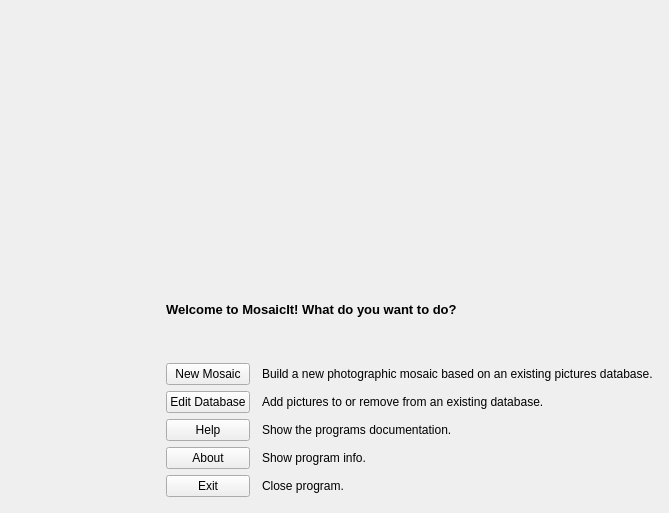
First picture: the form in mainwindow.ui, repository seanet7or/mosaicit, before the edit.
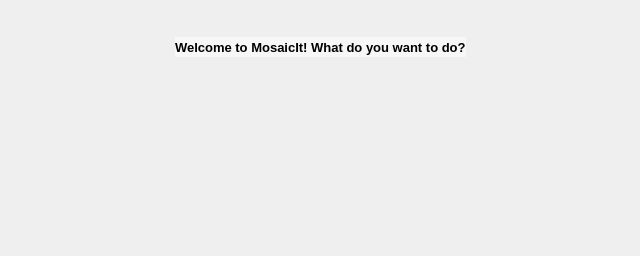
Second picture: the form after the edit. Icons and pictures are not drawn. Custom widgets are drawn as their Qt base class.

```diff
--- a/mainwindow.ui
+++ b/mainwindow.ui
@@ -6,16 +6,22 @@
    <rect>
     <x>0</x>
     <y>0</y>
-    <width>669</width>
-    <height>513</height>
+    <width>640</width>
+    <height>256</height>
    </rect>
   </property>
   <property name="sizePolicy">
-   <sizepolicy hsizetype="Preferred" vsizetype="Preferred">
+   <sizepolicy hsizetype="Fixed" vsizetype="Fixed">
     <horstretch>0</horstretch>
     <verstretch>0</verstretch>
    </sizepolicy>
   </property>
+  <property name="maximumSize">
+   <size>
+    <width>640</width>
+    <height>256</height>
+   </size>
+  </property>
   <property name="windowTitle">
    <string>MosaicIt!</string>
   </property>
@@ -28,6 +34,9 @@
   </property>
   <widget class="QWidget" name="centralWidget">
    <layout class="QVBoxLayout" name="verticalLayout">
+    <property name="spacing">
+     <number>0</number>
+    </property>
     <property name="leftMargin">
      <number>0</number>
     </property>
@@ -41,73 +50,22 @@
      <number>0</number>
     </property>
     <item>
-     <widget class="QLabel" name="logo_label">
-      <property name="minimumSize">
-       <size>
-        <width>640</width>
-        <height>256</height>
-       </size>
-      </property>
-      <property name="maximumSize">
-       <size>
-        <width>640</width>
-        <height>256</height>
-       </size>
-      </property>
-      <property name="text">
-       <string/>
-      </property>
-     </widget>
-    </item>
-    <item>
-     <spacer name="verticalSpacer_2">
+     <spacer name="verticalSpacer_3">
       <property name="orientation">
        <enum>Qt::Vertical</enum>
       </property>
       <property name="sizeHint" stdset="0">
        <size>
         <width>20</width>
-        <height>40</height>
+        <height>1</height>
        </size>
       </property>
      </spacer>
     </item>
     <item>
      <layout class="QGridLayout" name="gridLayout">
-      <property name="leftMargin">
-       <number>16</number>
-      </property>
-      <property name="topMargin">
-       <number>0</number>
-      </property>
-      <property name="rightMargin">
-       <number>16</number>
-      </property>
-      <property name="bottomMargin">
-       <number>16</number>
-      </property>
-      <item row="6" column="1">
-       <widget class="QPushButton" name="aboutButton">
-        <property name="text">
-         <string>About</string>
-        </property>
-        <property name="autoDefault">
-         <bool>true</bool>
-        </property>
-       </widget>
-      </item>
-      <item row="7" column="1">
-       <widget class="QPushButton" name="exitButton">
-        <property name="text">
-         <string>Exit</string>
-        </property>
-        <property name="autoDefault">
-         <bool>true</bool>
-        </property>
-       </widget>
-      </item>
-      <item row="3" column="0">
-       <spacer name="horizontalSpacer">
+      <item row="0" column="3">
+       <spacer name="horizontalSpacer_2">
         <property name="orientation">
          <enum>Qt::Horizontal</enum>
         </property>
@@ -119,8 +77,72 @@
         </property>
        </spacer>
       </item>
-      <item row="0" column="1" colspan="3">
+      <item row="0" column="1" colspan="2">
        <widget class="QLabel" name="label">
+        <property name="palette">
+         <palette>
+          <active>
+           <colorrole role="Base">
+            <brush brushstyle="SolidPattern">
+             <color alpha="255">
+              <red>255</red>
+              <green>255</green>
+              <blue>255</blue>
+             </color>
+            </brush>
+           </colorrole>
+           <colorrole role="Window">
+            <brush brushstyle="SolidPattern">
+             <color alpha="128">
+              <red>255</red>
+              <green>255</green>
+              <blue>255</blue>
+             </color>
+            </brush>
+           </colorrole>
+          </active>
+          <inactive>
+           <colorrole role="Base">
+            <brush brushstyle="SolidPattern">
+             <color alpha="255">
+              <red>255</red>
+              <green>255</green>
+              <blue>255</blue>
+             </color>
+            </brush>
+           </colorrole>
+           <colorrole role="Window">
+            <brush brushstyle="SolidPattern">
+             <color alpha="128">
+              <red>255</red>
+              <green>255</green>
+              <blue>255</blue>
+             </color>
+            </brush>
+           </colorrole>
+          </inactive>
+          <disabled>
+           <colorrole role="Base">
+            <brush brushstyle="SolidPattern">
+             <color alpha="128">
+              <red>255</red>
+              <green>255</green>
+              <blue>255</blue>
+             </color>
+            </brush>
+           </colorrole>
+           <colorrole role="Window">
+            <brush brushstyle="SolidPattern">
+             <color alpha="128">
+              <red>255</red>
+              <green>255</green>
+              <blue>255</blue>
+             </color>
+            </brush>
+           </colorrole>
+          </disabled>
+         </palette>
+        </property>
         <property name="font">
          <font>
           <pointsize>10</pointsize>
@@ -128,98 +150,133 @@
           <bold>true</bold>
          </font>
         </property>
+        <property name="autoFillBackground">
+         <bool>true</bool>
+        </property>
+        <property name="frameShape">
+         <enum>QFrame::NoFrame</enum>
+        </property>
         <property name="lineWidth">
          <number>0</number>
         </property>
         <property name="text">
          <string>Welcome to MosaicIt! What do you want to do?</string>
         </property>
-       </widget>
-      </item>
-      <item row="3" column="1">
-       <widget class="QPushButton" name="newMosaicButton">
-        <property name="text">
-         <string>New Mosaic</string>
+        <property name="margin">
+         <number>16</number>
         </property>
-        <property name="autoDefault">
-         <bool>true</bool>
-        </property>
        </widget>
       </item>
-      <item row="4" column="1">
-       <widget class="QPushButton" name="editDatabaseButton">
-        <property name="text">
-         <string>Edit Database</string>
-        </property>
-        <property name="autoDefault">
-         <bool>true</bool>
-        </property>
-       </widget>
+      <item row="3" column="0" colspan="4">
+       <layout class="QHBoxLayout" name="horizontalLayout">
+        <item>
+         <spacer name="horizontalSpacer">
+          <property name="orientation">
+           <enum>Qt::Horizontal</enum>
+          </property>
+          <property name="sizeHint" stdset="0">
+           <size>
+            <width>40</width>
+            <height>20</height>
+           </size>
+          </property>
+         </spacer>
+        </item>
+        <item>
+         <layout class="QVBoxLayout" name="buttonLayout">
+          <item>
+           <widget class="Button" name="newMosaicBn" native="true">
+            <property name="minimumSize">
+             <size>
+              <width>88</width>
+              <height>48</height>
+             </size>
+            </property>
+           </widget>
+          </item>
+          <item>
+           <widget class="Button" name="pictureLibraryBn" native="true">
+            <property name="minimumSize">
+             <size>
+              <width>88</width>
+              <height>48</height>
+             </size>
+            </property>
+           </widget>
+          </item>
+          <item>
+           <widget class="Button" name="aboutBn" native="true">
+            <property name="minimumSize">
+             <size>
+              <width>88</width>
+              <height>48</height>
+             </size>
+            </property>
+            <property name="maximumSize">
+             <size>
+              <width>16777215</width>
+              <height>48</height>
+             </size>
+            </property>
+           </widget>
+          </item>
+         </layout>
+        </item>
+        <item>
+         <spacer name="horizontalSpacer_3">
+          <property name="orientation">
+           <enum>Qt::Horizontal</enum>
+          </property>
+          <property name="sizeHint" stdset="0">
+           <size>
+            <width>40</width>
+            <height>20</height>
+           </size>
+          </property>
+         </spacer>
+        </item>
+       </layout>
       </item>
-      <item row="7" column="3">
-       <widget class="QLabel" name="label_5">
-        <property name="text">
-         <string>Close program.</string>
-        </property>
-       </widget>
-      </item>
-      <item row="4" column="3">
-       <widget class="QLabel" name="label_6">
-        <property name="text">
-         <string>Add pictures to or remove from an existing database.</string>
-        </property>
-       </widget>
-      </item>
-      <item row="1" column="1">
-       <spacer name="verticalSpacer">
+      <item row="0" column="0">
+       <spacer name="horizontalSpacer_4">
         <property name="orientation">
-         <enum>Qt::Vertical</enum>
+         <enum>Qt::Horizontal</enum>
         </property>
         <property name="sizeHint" stdset="0">
          <size>
-          <width>20</width>
-          <height>40</height>
+          <width>40</width>
+          <height>20</height>
          </size>
         </property>
        </spacer>
       </item>
-      <item row="6" column="3">
-       <widget class="QLabel" name="label_4">
-        <property name="text">
-         <string>Show program info.</string>
-        </property>
-       </widget>
-      </item>
-      <item row="3" column="3">
-       <widget class="QLabel" name="label_3">
-        <property name="text">
-         <string>Build a new photographic mosaic based on an existing pictures database.</string>
-        </property>
-       </widget>
-      </item>
-      <item row="5" column="1">
-       <widget class="QPushButton" name="helpButton">
-        <property name="text">
-         <string>Help</string>
-        </property>
-        <property name="autoDefault">
-         <bool>true</bool>
-        </property>
-       </widget>
-      </item>
-      <item row="5" column="3">
-       <widget class="QLabel" name="label_7">
-        <property name="text">
-         <string>Show the programs documentation.</string>
-        </property>
-       </widget>
-      </item>
      </layout>
     </item>
+    <item>
+     <spacer name="verticalSpacer_4">
+      <property name="orientation">
+       <enum>Qt::Vertical</enum>
+      </property>
+      <property name="sizeHint" stdset="0">
+       <size>
+        <width>20</width>
+        <height>1</height>
+       </size>
+      </property>
+     </spacer>
+    </item>
    </layout>
   </widget>
  </widget>
  <layoutdefault spacing="6" margin="11"/>
+ <customwidgets>
+  <customwidget>
+   <class>Button</class>
+   <extends>QWidget</extends>
+   <header>widgets/button.h</header>
+   <container>1</container>
+  </customwidget>
+ </customwidgets>
  <resources/>
  <connections/>
 </ui>
```
